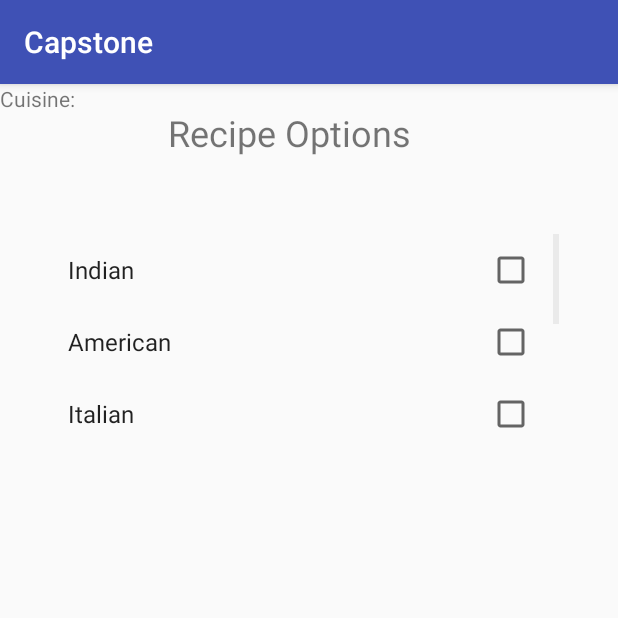
After one commit to saurabhp96/Capstone18, an Android app: the RecipeOptions screen opened directly, with no data from a screen before it, on a phone screen of 412 x 824 dp, the top half of it. The commit adds this screen. Run offline under Robolectric (Android 15) with nearby library versions, the phone set to English and light mode, and no system bars.

Commit message:
Added screen for recipe options

```diff
--- a/app/src/main/AndroidManifest.xml
+++ b/app/src/main/AndroidManifest.xml
@@ -1,8 +1,10 @@
 <?xml version="1.0" encoding="utf-8"?>
 <manifest xmlns:android="http://schemas.android.com/apk/res/android"
     package="com.example.capstone18.capstone">
+
     <uses-permission android:name="android.permission.INTERNET" />
     <uses-permission android:name="android.permission.ACCESS_NETWORK_STATE" />
+
     <application
         android:allowBackup="true"
         android:icon="@mipmap/ic_launcher"
@@ -19,8 +21,9 @@
         </activity>
         <activity android:name=".Pantry" />
         <activity android:name=".Recipes" />
-        <activity android:name=".AddEditIngredient"></activity>
-        <activity android:name=".ShoppingList"></activity>
+        <activity android:name=".AddEditIngredient" />
+        <activity android:name=".ShoppingList" />
+        <activity android:name=".RecipeOptions"></activity>
     </application>
 
 </manifest>
--- /dev/null
+++ b/app/src/main/java/com/example/capstone18/capstone/RecipeOptions.java
@@ -0,0 +1,24 @@
+package com.example.capstone18.capstone;
+
+import android.support.v7.app.AppCompatActivity;
+import android.os.Bundle;
+import android.widget.ArrayAdapter;
+import android.widget.GridView;
+
+public class RecipeOptions extends AppCompatActivity {
+
+    private GridView gridView;
+
+    @Override
+    protected void onCreate(Bundle savedInstanceState) {
+        super.onCreate(savedInstanceState);
+        setContentView(R.layout.activity_recipe_options);
+
+        gridView=(GridView)findViewById(R.id.cuisine_grid);
+        String[] cuisines=getResources().getStringArray(R.array.cuisines);
+        ArrayAdapter adapter=new ArrayAdapter(this,android.R.layout.simple_list_item_multiple_choice,cuisines);
+        gridView.setAdapter(adapter);
+
+
+    }
+}
--- /dev/null
+++ b/app/src/main/res/layout/activity_recipe_options.xml
@@ -0,0 +1,40 @@
+<?xml version="1.0" encoding="utf-8"?>
+<android.support.constraint.ConstraintLayout xmlns:android="http://schemas.android.com/apk/res/android"
+    xmlns:app="http://schemas.android.com/apk/res-auto"
+    xmlns:tools="http://schemas.android.com/tools"
+    android:layout_width="match_parent"
+    android:layout_height="match_parent"
+    tools:context="com.example.capstone18.capstone.RecipeOptions">
+
+    <TextView
+        android:id="@+id/options_title"
+        android:layout_width="wrap_content"
+        android:layout_height="wrap_content"
+        android:layout_marginStart="112dp"
+        android:layout_marginTop="16dp"
+        android:text="Recipe Options"
+        android:textSize="24sp"
+        app:layout_constraintStart_toStartOf="parent"
+        app:layout_constraintTop_toTopOf="parent" />
+
+    <TextView
+        android:id="@+id/cuisine_title"
+        android:layout_width="wrap_content"
+        android:layout_height="wrap_content"
+        android:text="Cuisine:"
+        tools:layout_editor_absoluteX="16dp"
+        tools:layout_editor_absoluteY="72dp" />
+
+    <GridView
+        android:id="@+id/cuisine_grid"
+        android:layout_width="343dp"
+        android:layout_height="151dp"
+        android:layout_marginEnd="8dp"
+        android:layout_marginStart="16dp"
+        android:layout_marginTop="100dp"
+        app:layout_constraintEnd_toEndOf="parent"
+        app:layout_constraintHorizontal_bias="0.294"
+        app:layout_constraintStart_toStartOf="parent"
+        app:layout_constraintTop_toTopOf="parent" />
+
+</android.support.constraint.ConstraintLayout>
--- a/app/src/main/res/values/strings.xml
+++ b/app/src/main/res/values/strings.xml
@@ -12,4 +12,14 @@
         <item>kg</item>
         <item>units</item>
     </string-array>
+    <string-array name="cuisines">
+        <item>Indian</item>
+        <item>American</item>
+        <item>Italian</item>
+        <item>Chinese</item>
+        <item>French</item>
+        <item>Eastern European</item>
+        <item>Korean</item>
+        <item>Mexican</item>
+    </string-array>
 </resources>
```
